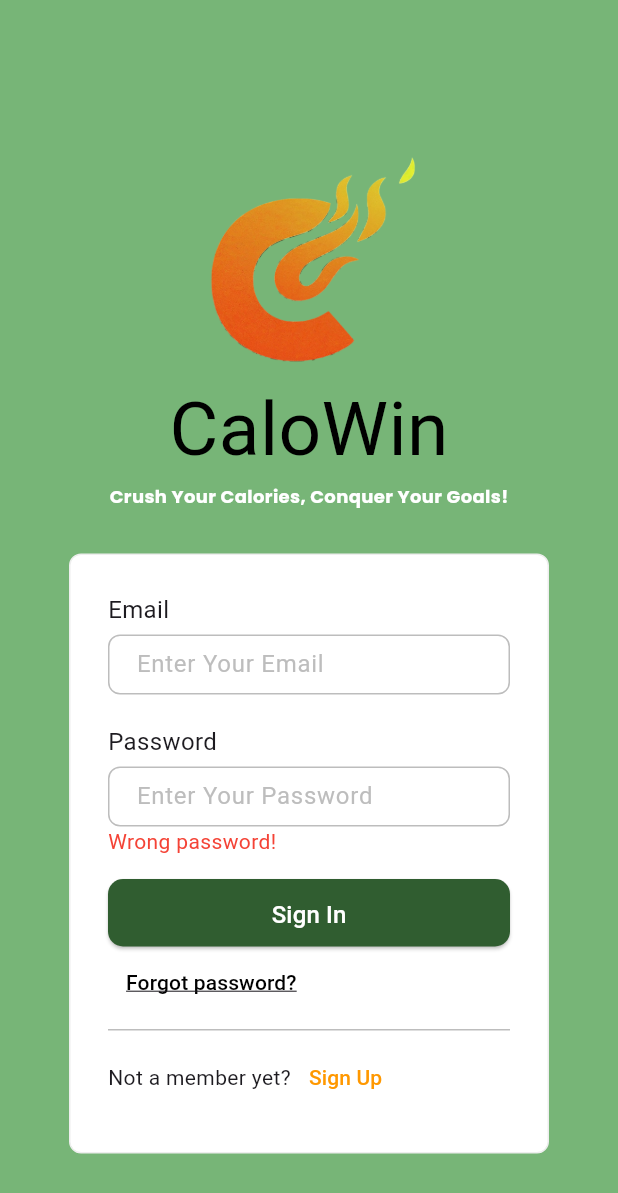
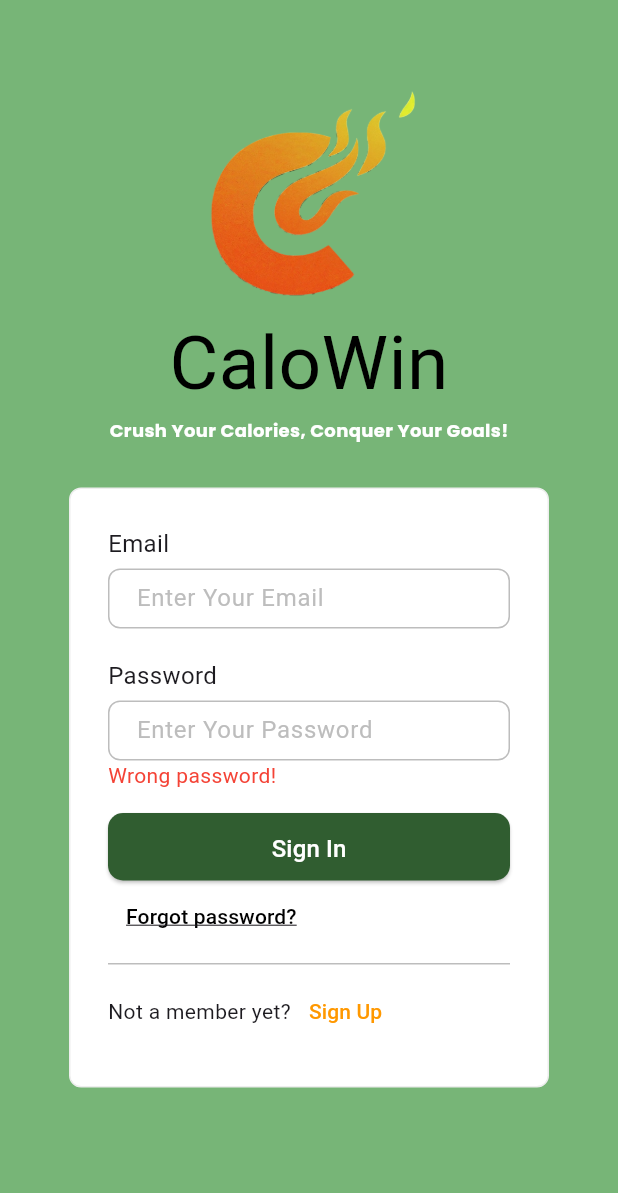
Before and after one commit to lycheeyd/SC2006-Software-Engineering, a Flutter app: the screen it shows after launch, after a tap on "Sign In", on a phone screen of 412 x 824 dp. Shown: the top 1193 px of the screen. Run offline on Flutter 3.47's test engine with Material 3 defaults, Android fonts, the phone set to English and light mode, and no system bars; our stand-ins replace google_fonts.

Commit message:
update to layout

```diff
--- a/calowin_ui/lib/Pages/login_page.dart
+++ b/calowin_ui/lib/Pages/login_page.dart
@@ -19,7 +19,8 @@ class _LoginpageState extends State<Loginpage> {
   final String _password =
       "12345"; //should be retrived from database according to email
   void _handleLogin() {
-    if (_password != _inputPassword.text) {
+    if (_password != _inputPassword.text ||
+        _inputEmail.text != "test@gmail.com") {
       setState(() {
         {
           _wrongPW = true;
@@ -30,6 +31,11 @@ class _LoginpageState extends State<Loginpage> {
       Navigator.push(context,
           MaterialPageRoute(builder: (context) => const MapcalcPage()));
       _inputPassword.clear();
+      setState(() {
+        _wrongPW = false;
+        _inputPassword.clear();
+        _inputEmail.clear();
+      });
     }
   }
 
@@ -50,6 +56,10 @@ class _LoginpageState extends State<Loginpage> {
         borderSide: BorderSide(color: Colors.grey.shade400),
         borderRadius: BorderRadius.circular(8));
     return Scaffold(
+      appBar: AppBar(
+        backgroundColor: PrimaryColors.dullGreen,
+        foregroundColor: PrimaryColors.dullGreen,
+      ),
       backgroundColor: PrimaryColors.dullGreen,
       body: SingleChildScrollView(
         child: Stack(
@@ -58,9 +68,9 @@ class _LoginpageState extends State<Loginpage> {
               crossAxisAlignment: CrossAxisAlignment.center,
               mainAxisAlignment: MainAxisAlignment.center,
               children: [
-                const SizedBox(
-                  height: 100,
-                ),
+                // const SizedBox(
+                //   height: 100,
+                // ),
                 Center(
                   child: Image.asset(
                     'assets/images/CalowinNoBackground.png',
--- a/calowin_ui/lib/Pages/mapcalc_page.dart
+++ b/calowin_ui/lib/Pages/mapcalc_page.dart
@@ -11,7 +11,7 @@ class _MapcalcPageState extends State<MapcalcPage> {
   @override
   Widget build(BuildContext context) {
     return Scaffold(
-      appBar: AppBar(title: const Text("Sign Up Page")),
+      appBar: AppBar(title: const Text("Map Page")),
     );
   }
 }
```
